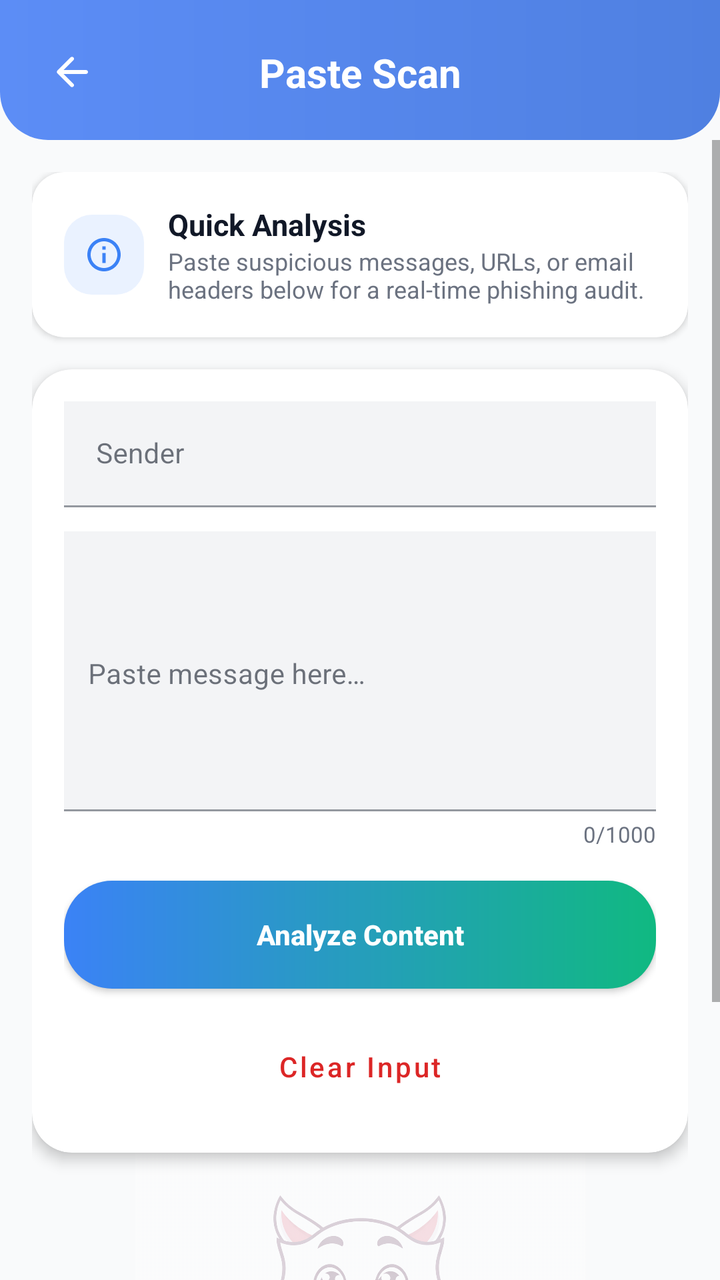
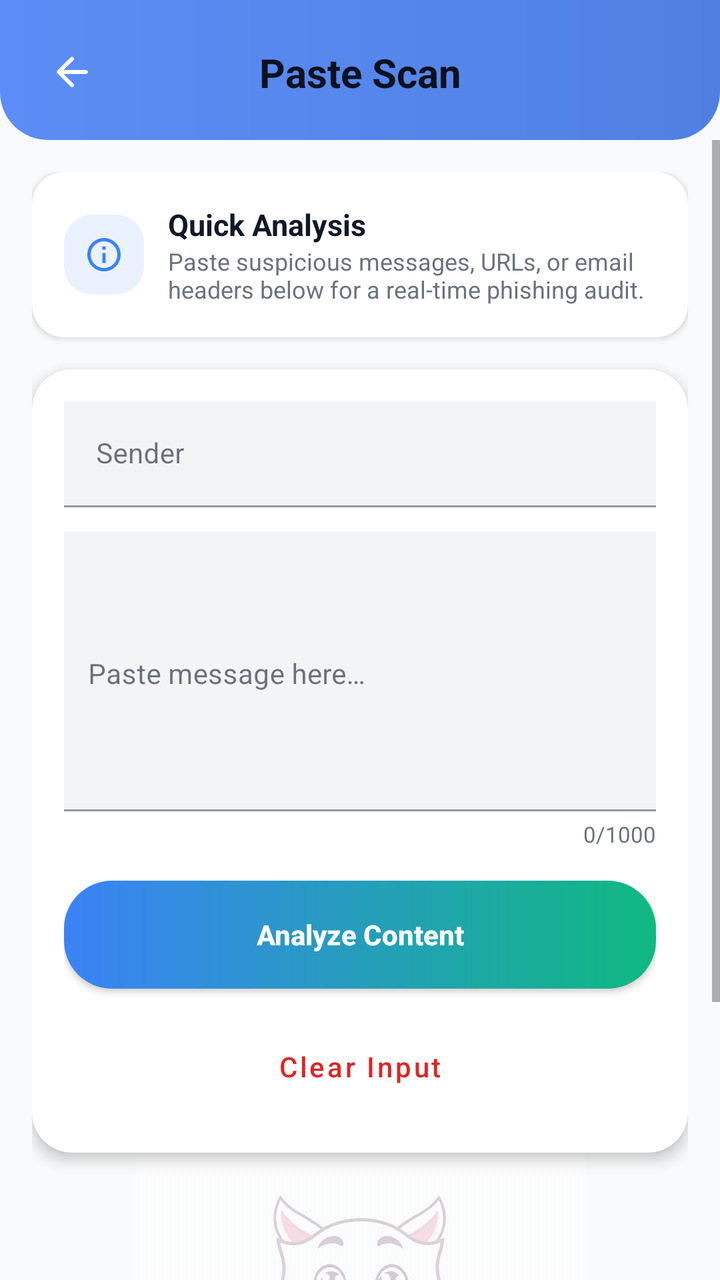

An Android layout rendered at two revisions. The XML below is the earlier revision; the diff shows what the commit changed to produce the second picture.
<!-- AndroidManifest.xml: application theme Theme.PhishSwish -->
<!-- res/layout/activity_paste_scan.xml -->
<?xml version="1.0" encoding="utf-8"?>
<androidx.constraintlayout.widget.ConstraintLayout
    xmlns:android="http://schemas.android.com/apk/res/android"
    xmlns:app="http://schemas.android.com/apk/res-auto"
    xmlns:tools="http://schemas.android.com/tools"
    android:id="@+id/main"
    android:layout_width="match_parent"
    android:layout_height="match_parent"
    android:background="@color/app_bg">

    
    <androidx.constraintlayout.widget.ConstraintLayout
        android:id="@+id/clHeader"
        android:layout_width="match_parent"
        android:layout_height="70dp"
        android:background="@drawable/bg_history_header"
        android:paddingTop="16dp"
        app:layout_constraintTop_toTopOf="parent">

        <ImageButton
            android:id="@+id/btnBack"
            android:layout_width="40dp"
            android:layout_height="40dp"
            android:layout_marginStart="16dp"
            android:background="?attr/selectableItemBackgroundBorderless"
            android:src="@drawable/ic_back_arrow"
            app:tint="@android:color/white"
            app:layout_constraintStart_toStartOf="parent"
            app:layout_constraintTop_toTopOf="parent"
            android:contentDescription="Back" />

        <TextView
            android:id="@+id/tvTitle"
            android:layout_width="wrap_content"
            android:layout_height="wrap_content"
            android:text="Paste Scan"
            android:textColor="@android:color/white"
            android:textSize="20sp"
            android:textStyle="bold"
            app:layout_constraintBottom_toBottomOf="@+id/btnBack"
            app:layout_constraintEnd_toEndOf="parent"
            app:layout_constraintStart_toStartOf="parent"
            app:layout_constraintTop_toTopOf="@+id/btnBack" />

    </androidx.constraintlayout.widget.ConstraintLayout>

    <ScrollView
        android:layout_width="match_parent"
        android:layout_height="0dp"
        android:fillViewport="true"
        android:clipToPadding="false"
        android:paddingBottom="32dp"
        app:layout_constraintBottom_toBottomOf="parent"
        app:layout_constraintTop_toBottomOf="@id/clHeader">

        <LinearLayout
            android:layout_width="match_parent"
            android:layout_height="wrap_content"
            android:orientation="vertical"
            android:padding="16dp">

            
            <androidx.cardview.widget.CardView
                android:layout_width="match_parent"
                android:layout_height="wrap_content"
                app:cardCornerRadius="16dp"
                app:cardElevation="2dp">

                <LinearLayout
                    android:layout_width="match_parent"
                    android:layout_height="wrap_content"
                    android:orientation="horizontal"
                    android:padding="16dp"
                    android:gravity="center_vertical">

                    <FrameLayout
                        android:layout_width="40dp"
                        android:layout_height="40dp"
                        android:background="@drawable/bg_icon_container">
                        <ImageView
                            android:layout_width="20dp"
                            android:layout_height="20dp"
                            android:layout_gravity="center"
                            android:src="@drawable/ic_scan"
                            app:tint="@color/home_primary" />
                    </FrameLayout>

                    <LinearLayout
                        android:layout_width="0dp"
                        android:layout_height="wrap_content"
                        android:layout_weight="1"
                        android:layout_marginStart="12dp"
                        android:orientation="vertical">
                        <TextView
                            android:layout_width="wrap_content"
                            android:layout_height="wrap_content"
                            android:text="@string/paste_scan_card_title"
                            android:textStyle="bold"
                            android:textSize="15sp"
                            android:textColor="@color/text_dark" />
                        <TextView
                            android:layout_width="wrap_content"
                            android:layout_height="wrap_content"
                            android:text="@string/paste_scan_card_sub"
                            android:textSize="12sp"
                            android:textColor="@color/text_muted" />
                    </LinearLayout>
                </LinearLayout>
            </androidx.cardview.widget.CardView>

            
            <androidx.cardview.widget.CardView
                android:id="@+id/cvInput"
                android:layout_width="match_parent"
                android:layout_height="wrap_content"
                android:layout_marginTop="16dp"
                app:cardCornerRadius="20dp"
                app:cardElevation="4dp">

                <LinearLayout
                    android:layout_width="match_parent"
                    android:layout_height="wrap_content"
                    android:orientation="vertical"
                    android:padding="16dp">

                    <com.google.android.material.textfield.TextInputLayout
                        android:id="@+id/tilSender"
                        android:layout_width="match_parent"
                        android:layout_height="wrap_content"
                        android:hint="@string/hint_sender">

                        <com.google.android.material.textfield.TextInputEditText
                            android:id="@+id/etSender"
                            android:layout_width="match_parent"
                            android:layout_height="wrap_content"
                            android:inputType="textPersonName"
                            android:background="@color/divider"
                            android:textSize="14sp" />

                    </com.google.android.material.textfield.TextInputLayout>

                    <com.google.android.material.textfield.TextInputLayout
                        android:id="@+id/tilMessage"
                        android:layout_width="match_parent"
                        android:layout_height="wrap_content"
                        android:layout_marginTop="12dp"
                        android:hint="@string/hint_message">

                        <com.google.android.material.textfield.TextInputEditText
                            android:id="@+id/etMessage"
                            android:layout_width="match_parent"
                            android:layout_height="140dp"
                            android:background="@color/divider"
                            android:gravity="top"
                            android:inputType="textMultiLine"
                            android:paddingStart="12dp"
                            android:paddingEnd="12dp"
                            android:paddingBottom="12dp"
                            android:paddingTop="28dp"
                            android:textSize="14sp" />

                    </com.google.android.material.textfield.TextInputLayout>

                    <TextView
                        android:id="@+id/tvCharCount"
                        android:layout_width="wrap_content"
                        android:layout_height="wrap_content"
                        android:layout_gravity="end"
                        android:layout_marginTop="4dp"
                        android:text="0/1000"
                        android:textColor="@color/text_muted"
                        android:textSize="11sp" />

                    <Button
                        android:id="@+id/btnScan"
                        android:layout_width="match_parent"
                        android:layout_height="wrap_content"
                        android:minHeight="54dp"
                        android:layout_marginTop="16dp"
                        android:background="@drawable/bg_button_analyze"
                        android:text="@string/btn_analyze_content"
                        android:textAllCaps="false"
                        android:textColor="@android:color/white"
                        android:textStyle="bold"
                        app:icon="@drawable/ic_bolt"
                        app:iconGravity="textStart" />

                    <Button
                        android:id="@+id/btnClear"
                        style="@style/Widget.MaterialComponents.Button.OutlinedButton"
                        android:layout_width="match_parent"
                        android:layout_height="wrap_content"
                        android:minHeight="54dp"
                        android:layout_marginTop="12dp"
                        android:background="@drawable/bg_button_outline_red"
                        android:text="@string/btn_clear_input"
                        android:textAllCaps="false"
                        android:textColor="@color/scam_red"
                        app:icon="@drawable/ic_delete"
                        app:iconTint="@color/scam_red"
                        app:strokeColor="@color/scam_red" />

                </LinearLayout>
            </androidx.cardview.widget.CardView>

            
            <LinearLayout
                android:layout_width="match_parent"
                android:layout_height="wrap_content"
                android:orientation="vertical"
                android:gravity="center"
                android:layout_marginTop="0dp"
                android:layout_marginBottom="20dp">

                <ImageView
                    android:id="@+id/ivAiStatusIcon"
                    android:layout_width="250dp"
                    android:layout_height="150dp"
                    android:src="@drawable/cat_image"
                    android:alpha="0.35"
                    android:contentDescription="AI status icon" />

                <TextView
                    android:id="@+id/tvLastScanStatus"
                    android:layout_width="wrap_content"
                    android:layout_height="wrap_content"
                    android:layout_marginTop="0dp"
                    android:text="@string/label_ai_powered"
                    android:textColor="@color/text_muted"
                    android:textSize="14sp"
                    android:gravity="center"
                    android:paddingHorizontal="32dp" />

            </LinearLayout>

        </LinearLayout>
    </ScrollView>

</androidx.constraintlayout.widget.ConstraintLayout>
<!-- resources referenced by this layout -->
<resources>
  <color name="app_bg">#F9FAFB</color>
  <color name="divider">#F3F4F6</color>
  <color name="home_primary">#3B82F6</color>
  <color name="scam_red">#DC2626</color>
  <color name="text_dark">#111827</color>
  <color name="text_muted">#6B7280</color>
  <!-- drawable bg_button_analyze (drawable) -->
  <?xml version="1.0" encoding="utf-8"?>
  <shape xmlns:android="http://schemas.android.com/apk/res/android">
      <gradient
          android:startColor="@color/colorPrimary"
          android:endColor="#10B981"
          android:angle="0"/>
      <corners android:radius="24dp"/>
  </shape>
  <!-- drawable bg_button_outline_red (drawable) -->
  <?xml version="1.0" encoding="utf-8"?>
  <shape xmlns:android="http://schemas.android.com/apk/res/android">
      <solid android:color="@android:color/transparent"/>
      <stroke android:width="1.5dp" android:color="#DC2626"/>
      <corners android:radius="24dp"/>
  </shape>
  <!-- drawable bg_history_header (drawable) -->
  <?xml version="1.0" encoding="utf-8"?>
  <shape xmlns:android="http://schemas.android.com/apk/res/android">
      <gradient
          android:startColor="#5C8DF6"
          android:endColor="#4F80E1"
          android:angle="0"/>
      <corners
          android:bottomLeftRadius="24dp"
          android:bottomRightRadius="24dp"/>
  </shape>
  <!-- drawable bg_icon_container (drawable) -->
  <?xml version="1.0" encoding="utf-8"?>
  <shape xmlns:android="http://schemas.android.com/apk/res/android">
      <solid android:color="@color/icon_bg"/>
      <corners android:radius="14dp"/>
  </shape>
  <!-- drawable ic_bolt (drawable) -->
  <vector xmlns:android="http://schemas.android.com/apk/res/android"
      android:width="24dp"
      android:height="24dp"
      android:viewportWidth="24"
      android:viewportHeight="24">
      <path
          android:fillColor="@color/surface"
          android:pathData="M11,21h-1l1,-7H7.5c-0.58,0 -0.57,-0.32 -0.38,-0.66 0.19,-0.34 0.05,-0.08 0.07,-0.12C8.48,10.94 10.42,7.54 13,3h1l-1,7h3.5c0.49,0 0.56,0.33 0.47,0.51l-0.07,0.15C14.66,14.62 12.31,18.68 11,21z"/>
  </vector>
  <!-- drawable ic_delete (drawable) -->
  <vector xmlns:android="http://schemas.android.com/apk/res/android"
      android:width="24dp"
      android:height="24dp"
      android:viewportWidth="24"
      android:viewportHeight="24">
      <path
          android:fillColor="@color/surface"
          android:pathData="M6,19c0,1.1 0.9,2 2,2h8c1.1,0 2,-0.9 2,-2V7H6v12zM19,4h-3.5l-1,-1h-5l-1,1H5v2h14V4z"/>
  </vector>
  <!-- drawable ic_scan (drawable) -->
  <vector xmlns:android="http://schemas.android.com/apk/res/android"
      android:width="24dp"
      android:height="24dp"
      android:viewportWidth="24"
      android:viewportHeight="24">
      <path
          android:fillColor="@color/colorPrimary"
          android:pathData="M12,2C6.48,2 2,6.48 2,12s4.48,10 10,10 10,-4.48 10,-10S17.52,2 12,2zM12,20c-4.41,0 -8,-3.59 -8,-8s3.59,-8 8,-8 8,3.59 8,8 -3.59,8 -8,8zM11,7h2v2h-2zM11,11h2v6h-2z"/>
  </vector>
  <string name="btn_analyze_content">Analyze Content</string>
  <string name="btn_clear_input">Clear Input</string>
  <string name="hint_message">Paste message here…</string>
  <string name="hint_sender">Sender</string>
  <string name="label_ai_powered">AI-Powered Detection. No scans yet.</string>
  <string name="paste_scan_card_sub">Paste suspicious messages, URLs, or email headers below for a real-time phishing audit.</string>
  <string name="paste_scan_card_title">Quick Analysis</string>
  <color name="colorPrimary">#3B82F6</color>
  <color name="icon_bg">#EAF2FF</color>
  <color name="surface">#FFFFFF</color>
  <color name="colorPrimaryDark">#2563EB</color>
  <color name="colorSecondary">#FF9800</color>
  <color name="colorOnPrimary">#FFFFFF</color>
  <color name="colorOnSecondary">#000000</color>
  <color name="colorSurface">#FFFFFF</color>
  <color name="colorOnSurface">#111827</color>
  <color name="colorBackground">#F9FAFB</color>
  <!-- unchanged entries left out for length: 3 -->
</resources>

<!-- the commit's change to res/layout/activity_paste_scan.xml (unified diff, before → after) -->
@@ -33,8 +33,8 @@
             android:id="@+id/tvTitle"
             android:layout_width="wrap_content"
             android:layout_height="wrap_content"
-            android:text="Paste Scan"
-            android:textColor="@android:color/white"
+            android:text="@string/title_paste_scan_header"
+            android:textColor="?android:attr/textColorPrimary"
             android:textSize="20sp"
             android:textStyle="bold"
             app:layout_constraintBottom_toBottomOf="@+id/btnBack"
<!-- resource entries referenced after the edit -->
@@ -76,6 +76,7 @@
   <string name="label_ai_powered">AI-Powered Detection. No scans yet.</string>
   <string name="paste_scan_card_sub">Paste suspicious messages, URLs, or email headers below for a real-time phishing audit.</string>
   <string name="paste_scan_card_title">Quick Analysis</string>
+  <string name="title_paste_scan_header">Paste Scan</string>
   <color name="colorPrimary">#3B82F6</color>
   <color name="icon_bg">#EAF2FF</color>
   <color name="surface">#FFFFFF</color>
